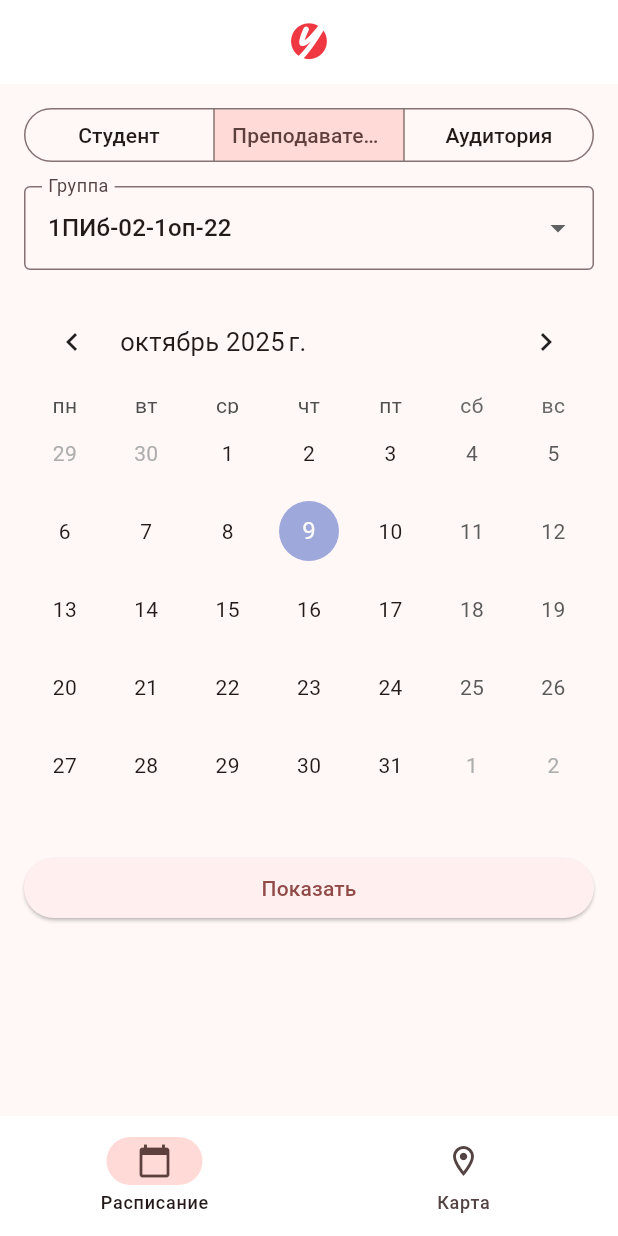
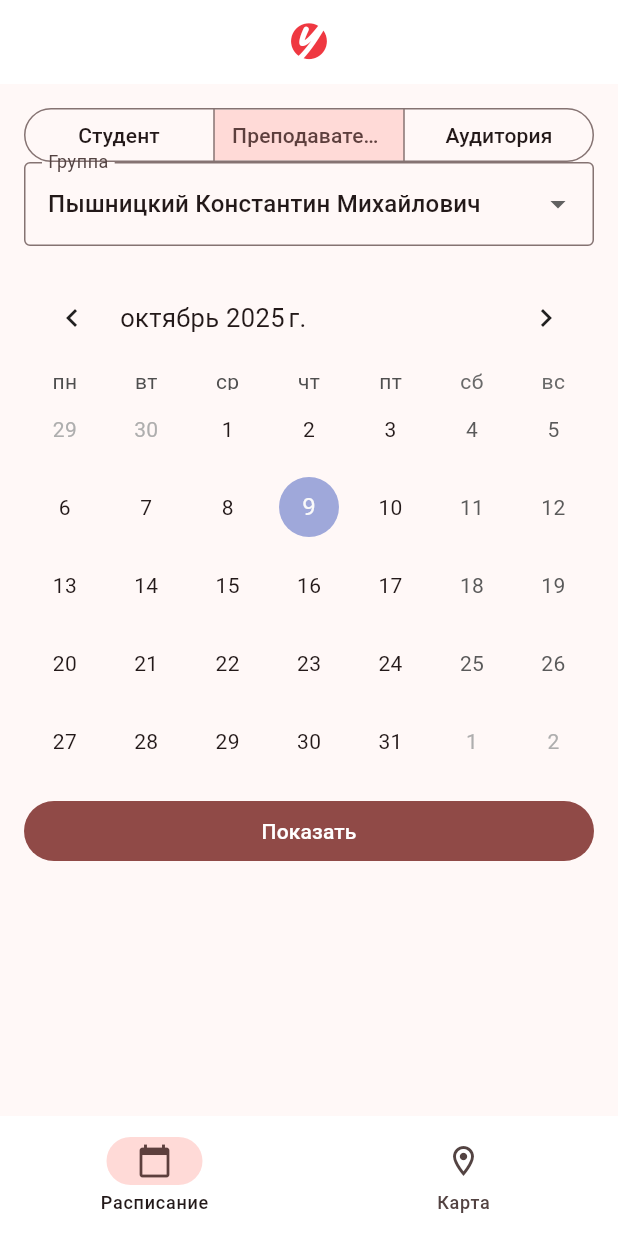
Before and after one commit to chsu-guide/client, a Flutter app: the screen it shows after launch, after a tap on "Преподаватель", on a phone screen of 412 x 824 dp. Run offline on Flutter 3.47's test engine with Material 3 defaults, Android fonts, the light colour scheme and no system bars; drawn by our look-alikes of table_calendar.

Commit message:
Improved initial value handling for schedule page form

```diff
--- a/lib/interfaces/schedule_page.dart
+++ b/lib/interfaces/schedule_page.dart
@@ -43,6 +43,17 @@ class _SchedulePageState extends State<SchedulePage> {
     }
   }
 
+  String? getInitialValue(ScheduleTarget selectedTarget) {
+    switch (selectedTarget) {
+      case ScheduleTarget.tutor:
+        return tutors.first;
+      case ScheduleTarget.auditorium:
+        return auditoriums.first;
+      case ScheduleTarget.student:
+        return groups.first;
+    }
+  }
+
   @override
   void initState() {
     super.initState();
@@ -61,10 +72,33 @@ class _SchedulePageState extends State<SchedulePage> {
               child: Column(
                 crossAxisAlignment: CrossAxisAlignment.stretch,
                 children: <Widget> [
-                  SingleChoice(),
-
-                  SizedBox(height: 16),
-
+                  SegmentedButton<ScheduleTarget> (
+                    showSelectedIcon: false,
+                    segments: const [
+                      ButtonSegment<ScheduleTarget>(
+                        value: ScheduleTarget.student,
+                        label: Text("Студент", overflow: TextOverflow.ellipsis),
+                      ),
+                      ButtonSegment<ScheduleTarget>(
+                        value: ScheduleTarget.tutor,
+                        label: Text("Преподаватель", overflow: TextOverflow.ellipsis),
+                      ),
+                      ButtonSegment<ScheduleTarget>(
+                        value: ScheduleTarget.auditorium,
+                        label: Text("Аудитория", overflow: TextOverflow.ellipsis),
+                      ),
+                    ],
+                    style: const ButtonStyle(
+                    tapTargetSize: MaterialTapTargetSize.shrinkWrap,
+                    visualDensity: VisualDensity(horizontal: -3, vertical: -1)
+                    ),
+                    selected: <ScheduleTarget>{selectedTarget},
+                    onSelectionChanged: (Set<ScheduleTarget> newSelection) {
+                      setState(() {
+                        selectedTarget = newSelection.first;
+                      });
+                    },
+                  ),
                   DropdownButtonFormField<String>(
                     items: getFirstFieldOptions(selectedTarget)
                     .map((option) => DropdownMenuItem(
@@ -72,7 +106,7 @@ class _SchedulePageState extends State<SchedulePage> {
                         child: Text(option),
                       ))
                     .toList(),
-                    initialValue: groups[0],
+                    initialValue: getInitialValue(selectedTarget),
                     validator: (value) {
                       if (value == null || value.isEmpty) {
                         return 'Please enter some text';
@@ -129,52 +163,19 @@ class _SchedulePageState extends State<SchedulePage> {
                     },
                     onFormatChanged: (format) {
                     if (_calendarFormat != format) {
-                        // Call `setState()` when updating calendar format
                         setState(() {
                           _calendarFormat = format;
                         });
                       }
                     },
                     onPageChanged: (focusedDay) {
-                      // No need to call `setState()` here
                       _focusedDay = focusedDay;
                     },
                   ),
 
-                  SizedBox(height: 16),
+                  SizedBox(height: 10),
 
-                  /*TextFormField(
-                    readOnly: true,
-                    initialValue: selectedDay.toLocal().toString().split(' ')[0],
-                    decoration: const InputDecoration(
-                      border: OutlineInputBorder(),
-                      labelText: "Дата"
-                    ),
-                    onTap: () {
-                      showDateRangePicker(
-                        context: context,
-                        initialDateRange: DateTimeRange(
-                          start: DateTime.now(),
-                          end: DateTime.now()
-                        ),
-                        firstDate: DateTime(2025),
-                        lastDate: DateTime(2026),
-                        helpText: 'Выберите дату',
-                        saveText: 'Установить',
-                        locale: const Locale('ru', 'RU'),
-                      ).then((value) {
-                        if (value != null) {
-                          setState(() {
-                            selectedDay = value.start;
-                          });
-                        }
-                      });
-                    },
-                  ),*/
-
-                  SizedBox(height: 16),
-
-                  ElevatedButton(
+                  FilledButton(
                     onPressed: () {
                       if (_formKey.currentState?.validate() ?? false) {
                         ScaffoldMessenger.of(context).showSnackBar(
@@ -193,48 +194,3 @@ class _SchedulePageState extends State<SchedulePage> {
     );
   }
 }
-
-class SingleChoice extends StatefulWidget {
-  const SingleChoice({super.key});
-
-  @override
-  State<StatefulWidget> createState() => _SingleChoiceState();
-}
-
-// фу, сразу к ScheduleTarget привязано - а если такие кнопки ещё где-нибкдь понадобятся??
-class _SingleChoiceState extends State<SingleChoice> {
-  ScheduleTarget selectedTarget = ScheduleTarget.student;
-
-  @override
-  Widget build(BuildContext context) {
-    return SegmentedButton<ScheduleTarget> (
-      showSelectedIcon: false,
-      segments: const [
-        ButtonSegment<ScheduleTarget>(
-          value: ScheduleTarget.student,
-          label: Text("Студент")
-        ),
-        ButtonSegment<ScheduleTarget>(
-          value: ScheduleTarget.tutor,
-          label: Text("Преподаватель", overflow: TextOverflow.ellipsis)
-        ),
-        ButtonSegment<ScheduleTarget>(
-          value: ScheduleTarget.auditorium,
-          label: Text("Аудитория")
-        ),
-      ],
-      style: const ButtonStyle(
-       tapTargetSize: MaterialTapTargetSize.shrinkWrap,
-       visualDensity: VisualDensity(horizontal: -3, vertical: -1)
-      ),
-      selected: <ScheduleTarget>{selectedTarget},
-      onSelectionChanged: (Set<ScheduleTarget> newSelection) {
-        setState(() {
-          selectedTarget = newSelection.first;
-        });
-      },
-    );
-  }
-}
-
-//ascfasfaf
```
